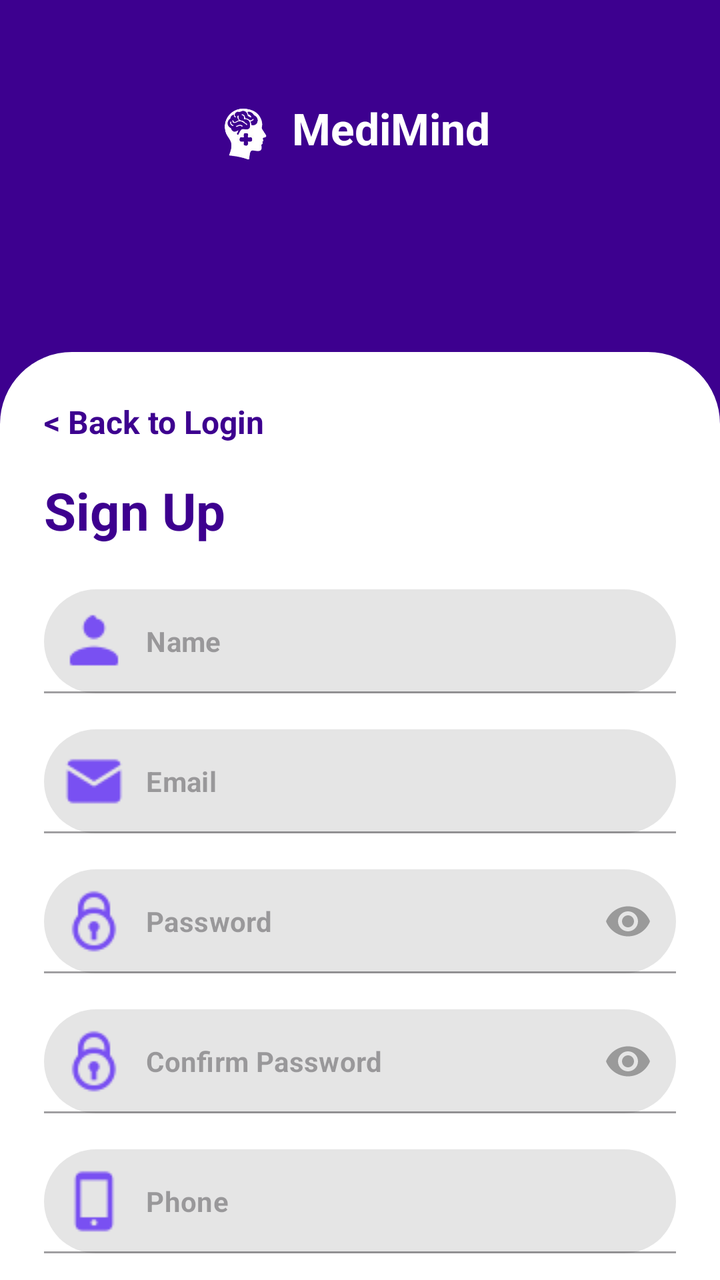
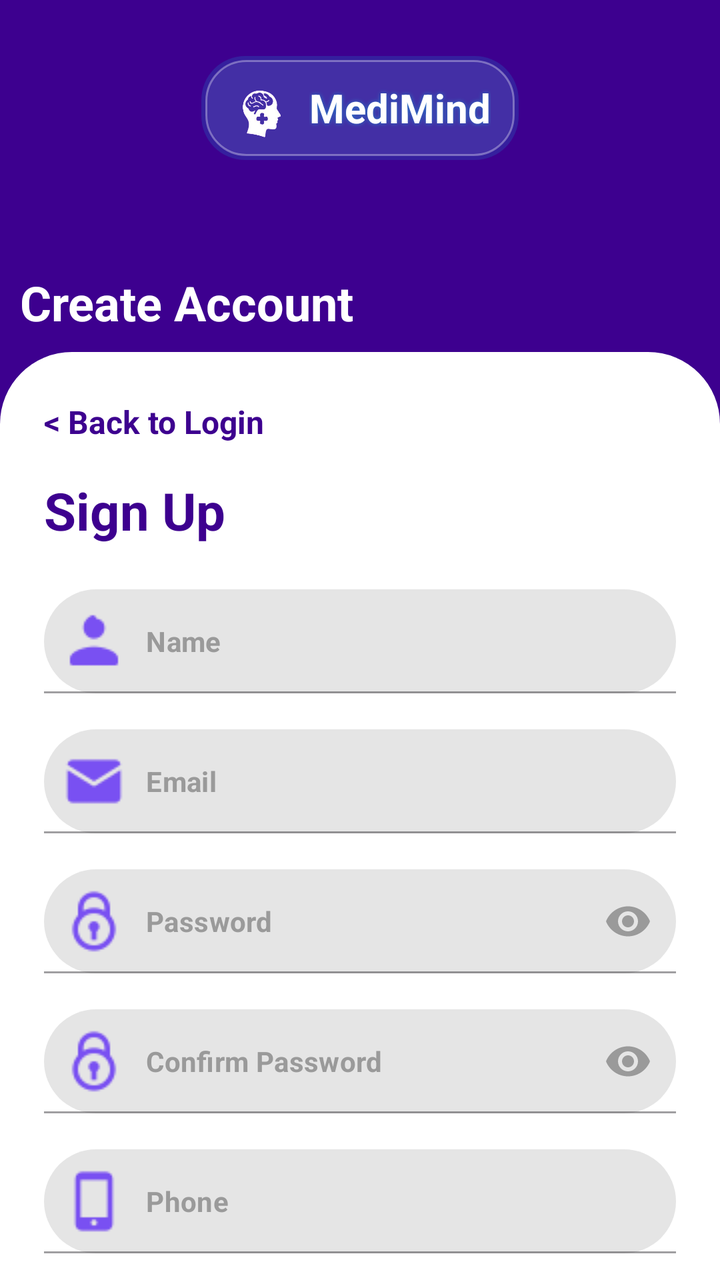

Two renders of the same Android screen: before a commit and after it. Below are the layout's source before the change and the commit's diff.
<!-- AndroidManifest.xml: application theme Theme.MediMindV2 -->
<!-- res/layout/activity_register.xml -->
<?xml version="1.0" encoding="utf-8"?>
<androidx.constraintlayout.widget.ConstraintLayout xmlns:android="http://schemas.android.com/apk/res/android"
    xmlns:app="http://schemas.android.com/apk/res-auto"
    android:layout_width="match_parent"
    android:layout_height="match_parent"
    android:background="#3D008F">

    
    <androidx.constraintlayout.widget.ConstraintLayout
        android:id="@+id/header"
        android:layout_width="383dp"
        android:layout_height="176dp"
        android:background="#3D008F"
        app:layout_constraintEnd_toEndOf="parent"
        app:layout_constraintStart_toStartOf="parent"
        app:layout_constraintTop_toTopOf="parent">

        <LinearLayout
            android:id="@+id/logoRow"
            android:layout_width="145dp"
            android:layout_height="56dp"
            android:layout_marginStart="116dp"
            android:layout_marginTop="36dp"
            android:gravity="center_vertical"
            android:orientation="horizontal"
            app:layout_constraintStart_toStartOf="parent"
            app:layout_constraintTop_toTopOf="parent">

            <ImageView
                android:id="@+id/ivLogo"
                android:layout_width="35dp"
                android:layout_height="35dp"
                android:contentDescription="@null"
                android:src="@drawable/logo" />

            <TextView
                android:id="@+id/tvBrand"
                android:layout_width="wrap_content"
                android:layout_height="wrap_content"
                android:layout_marginStart="6dp"
                android:text="MediMind"
                android:textColor="@android:color/white"
                android:textSize="22sp"
                android:textStyle="bold" />
        </LinearLayout>

    </androidx.constraintlayout.widget.ConstraintLayout>

    
    <androidx.constraintlayout.widget.ConstraintLayout
        android:id="@+id/whitePanel"
        android:layout_width="0dp"
        android:layout_height="0dp"
        android:background="@drawable/bg_white_panel_top"
        app:layout_constraintTop_toBottomOf="@id/header"
        app:layout_constraintBottom_toBottomOf="parent"
        app:layout_constraintStart_toStartOf="parent"
        app:layout_constraintEnd_toEndOf="parent">

        
        <androidx.core.widget.NestedScrollView
            android:id="@+id/scrollContent"
            android:layout_width="0dp"
            android:layout_height="0dp"
            android:fillViewport="true"
            app:layout_constraintTop_toTopOf="parent"
            app:layout_constraintBottom_toBottomOf="parent"
            app:layout_constraintStart_toStartOf="parent"
            app:layout_constraintEnd_toEndOf="parent">

            <LinearLayout
                android:layout_width="match_parent"
                android:layout_height="wrap_content"
                android:orientation="vertical"
                android:paddingStart="22dp"
                android:paddingEnd="22dp">

                
                <TextView
                    android:id="@+id/tvBackLogin"
                    android:layout_width="wrap_content"
                    android:layout_height="wrap_content"
                    android:layout_marginTop="24dp"
                    android:text="&lt; Back to Login"
                    android:textColor="#3D008F"
                    android:textSize="16sp"
                    android:textStyle="bold" />

                
                <TextView
                    android:id="@+id/tvSignUpTitle"
                    android:layout_width="wrap_content"
                    android:layout_height="wrap_content"
                    android:layout_marginTop="16dp"
                    android:text="Sign Up"
                    android:textColor="#3D008F"
                    android:textSize="26sp"
                    android:textStyle="bold" />

                
                <com.google.android.material.textfield.TextInputLayout
                    android:id="@+id/tilName"
                    style="@style/Widget.MaterialComponents.TextInputLayout.FilledBox"
                    android:layout_width="match_parent"
                    android:layout_height="60dp"
                    android:layout_marginTop="22dp"
                    app:hintEnabled="false"
                    app:boxBackgroundColor="#E5E5E5"
                    app:boxCornerRadiusBottomEnd="26dp"
                    app:boxCornerRadiusBottomStart="26dp"
                    app:boxCornerRadiusTopEnd="26dp"
                    app:boxCornerRadiusTopStart="26dp">

                    <com.google.android.material.textfield.TextInputEditText
                        android:id="@+id/etName"
                        android:layout_width="match_parent"
                        android:layout_height="wrap_content"
                        android:drawableLeft="@drawable/ic_user"
                        android:drawablePadding="10dp"
                        android:inputType="textPersonName"
                        android:hint="Name"
                        android:paddingStart="9dp"
                        android:paddingTop="10dp"
                        android:paddingEnd="0dp"
                        android:paddingBottom="10dp"
                        android:textColor="#3D008F"
                        android:textSize="14sp"
                        android:textStyle="bold" />
                </com.google.android.material.textfield.TextInputLayout>

                
                <com.google.android.material.textfield.TextInputLayout
                    android:id="@+id/tilEmail"
                    style="@style/Widget.MaterialComponents.TextInputLayout.FilledBox"
                    android:layout_width="match_parent"
                    android:layout_height="60dp"
                    android:layout_marginTop="10dp"
                    app:hintEnabled="false"
                    app:boxBackgroundColor="#E5E5E5"
                    app:boxCornerRadiusBottomEnd="26dp"
                    app:boxCornerRadiusBottomStart="26dp"
                    app:boxCornerRadiusTopEnd="26dp"
                    app:boxCornerRadiusTopStart="26dp">

                    <com.google.android.material.textfield.TextInputEditText
                        android:id="@+id/etEmail"
                        android:layout_width="match_parent"
                        android:layout_height="wrap_content"
                        android:drawableLeft="@drawable/ic_email"
                        android:drawablePadding="10dp"
                        android:inputType="textEmailAddress"
                        android:hint="Email"
                        android:paddingStart="9dp"
                        android:paddingTop="10dp"
                        android:paddingEnd="0dp"
                        android:paddingBottom="10dp"
                        android:textColor="#3D008F"
                        android:textSize="14sp"
                        android:textStyle="bold" />
                </com.google.android.material.textfield.TextInputLayout>

                
                <com.google.android.material.textfield.TextInputLayout
                    android:id="@+id/tilPassword"
                    style="@style/Widget.MaterialComponents.TextInputLayout.FilledBox"
                    android:layout_width="match_parent"
                    android:layout_height="60dp"
                    android:layout_marginTop="10dp"
                    app:hintEnabled="false"
                    app:boxBackgroundColor="#E5E5E5"
                    app:boxCornerRadiusBottomEnd="26dp"
                    app:boxCornerRadiusBottomStart="26dp"
                    app:boxCornerRadiusTopEnd="26dp"
                    app:boxCornerRadiusTopStart="26dp"
                    app:endIconMode="password_toggle"
                    app:endIconTint="#9A9A9A">

                    <com.google.android.material.textfield.TextInputEditText
                        android:id="@+id/etPassword"
                        android:layout_width="match_parent"
                        android:layout_height="wrap_content"
                        android:drawableStart="@drawable/ic_lock"
                        android:drawablePadding="10dp"
                        android:inputType="textPassword"
                        android:hint="Password"
                        android:paddingStart="9dp"
                        android:paddingTop="10dp"
                        android:paddingEnd="0dp"
                        android:paddingBottom="10dp"
                        android:textColor="#3D008F"
                        android:textSize="14sp"
                        android:textStyle="bold" />
                </com.google.android.material.textfield.TextInputLayout>

                
                <com.google.android.material.textfield.TextInputLayout
                    android:id="@+id/tilConfirmPassword"
                    style="@style/Widget.MaterialComponents.TextInputLayout.FilledBox"
                    android:layout_width="match_parent"
                    android:layout_height="60dp"
                    android:layout_marginTop="10dp"
                    app:hintEnabled="false"
                    app:boxBackgroundColor="#E5E5E5"
                    app:boxCornerRadiusBottomEnd="26dp"
                    app:boxCornerRadiusBottomStart="26dp"
                    app:boxCornerRadiusTopEnd="26dp"
                    app:boxCornerRadiusTopStart="26dp"
                    app:endIconMode="password_toggle"
                    app:endIconTint="#9A9A9A">

                    <com.google.android.material.textfield.TextInputEditText
                        android:id="@+id/etConfirmPassword"
                        android:layout_width="match_parent"
                        android:layout_height="wrap_content"
                        android:drawableStart="@drawable/ic_lock"
                        android:drawablePadding="10dp"
                        android:inputType="textPassword"
                        android:hint="Confirm Password"
                        android:paddingStart="9dp"
                        android:paddingTop="10dp"
                        android:paddingEnd="0dp"
                        android:paddingBottom="10dp"
                        android:textColor="#3D008F"
                        android:textSize="14sp"
                        android:textStyle="bold" />
                </com.google.android.material.textfield.TextInputLayout>

                
                <com.google.android.material.textfield.TextInputLayout
                    android:id="@+id/tilPhone"
                    style="@style/Widget.MaterialComponents.TextInputLayout.FilledBox"
                    android:layout_width="match_parent"
                    android:layout_height="60dp"
                    android:layout_marginTop="10dp"
                    app:hintEnabled="false"
                    app:boxBackgroundColor="#E5E5E5"
                    app:boxCornerRadiusBottomEnd="26dp"
                    app:boxCornerRadiusBottomStart="26dp"
                    app:boxCornerRadiusTopEnd="26dp"
                    app:boxCornerRadiusTopStart="26dp">

                    <com.google.android.material.textfield.TextInputEditText
                        android:id="@+id/etPhone"
                        android:layout_width="match_parent"
                        android:layout_height="wrap_content"
                        android:drawableLeft="@drawable/ic_phone"
                        android:drawablePadding="10dp"
                        android:inputType="phone"
                        android:hint="Phone"
                        android:paddingStart="9dp"
                        android:paddingTop="10dp"
                        android:paddingEnd="0dp"
                        android:paddingBottom="10dp"
                        android:textColor="#3D008F"
                        android:textSize="14sp"
                        android:textStyle="bold" />
                </com.google.android.material.textfield.TextInputLayout>

                
                <Button
                    android:id="@+id/btnSignUp"
                    android:layout_width="221dp"
                    android:layout_height="49dp"
                    android:layout_marginTop="22dp"
                    android:layout_gravity="center_horizontal"
                    android:background="@drawable/bg_btn_login"
                    android:text="Sign Up"
                    android:textAllCaps="false"
                    android:textColor="@android:color/white"
                    android:textSize="22sp"
                    android:textStyle="bold" />
                
                <View
                    android:layout_width="match_parent"
                    android:layout_height="24dp"/>
            </LinearLayout>

        </androidx.core.widget.NestedScrollView>

    </androidx.constraintlayout.widget.ConstraintLayout>

</androidx.constraintlayout.widget.ConstraintLayout>
<!-- resources referenced by this layout -->
<resources>
  <!-- drawable bg_btn_login (drawable) -->
  <shape xmlns:android="http://schemas.android.com/apk/res/android">
      <solid android:color="#3D008F" />
      <corners android:radius="26dp" />
  </shape>
  <!-- drawable bg_white_panel_top (drawable) -->
  <shape xmlns:android="http://schemas.android.com/apk/res/android">
      <solid android:color="@android:color/white" />
      <corners
          android:topLeftRadius="36dp"
          android:topRightRadius="36dp" />
  </shape>
  <!-- drawable ic_email: png bitmap (drawable, 501 bytes) -->
  <!-- drawable ic_lock: png bitmap (drawable, 820 bytes) -->
  <!-- drawable ic_phone: png bitmap (drawable, 323 bytes) -->
  <!-- drawable ic_user: png bitmap (drawable, 462 bytes) -->
  <!-- drawable logo: png bitmap (drawable, 24195 bytes) -->
  <style name="Theme.MediMindV2" parent="Base.Theme.MediMindV2" />
  <style name="Base.Theme.MediMindV2" parent="Theme.Material3.DayNight.NoActionBar">
          
          
      </style>
</resources>

<!-- the commit's change to res/layout/activity_register.xml (unified diff, before → after) -->
@@ -5,44 +5,34 @@
     android:layout_height="match_parent"
     android:background="#3D008F">
 
-    
     <androidx.constraintlayout.widget.ConstraintLayout
         android:id="@+id/header"
-        android:layout_width="383dp"
+        android:layout_width="0dp"
         android:layout_height="176dp"
         android:background="#3D008F"
-        app:layout_constraintEnd_toEndOf="parent"
+        app:layout_constraintTop_toTopOf="parent"
         app:layout_constraintStart_toStartOf="parent"
-        app:layout_constraintTop_toTopOf="parent">
-
-        <LinearLayout
-            android:id="@+id/logoRow"
-            android:layout_width="145dp"
-            android:layout_height="56dp"
-            android:layout_marginStart="116dp"
-            android:layout_marginTop="36dp"
-            android:gravity="center_vertical"
-            android:orientation="horizontal"
+        app:layout_constraintEnd_toEndOf="parent">
+
+        <include
+            android:id="@+id/incHeader"
+            layout="@layout/include_header_medimind"
+            app:layout_constraintTop_toTopOf="parent"
             app:layout_constraintStart_toStartOf="parent"
-            app:layout_constraintTop_toTopOf="parent">
-
-            <ImageView
-                android:id="@+id/ivLogo"
-                android:layout_width="35dp"
-                android:layout_height="35dp"
-                android:contentDescription="@null"
-                android:src="@drawable/logo" />
-
-            <TextView
-                android:id="@+id/tvBrand"
-                android:layout_width="wrap_content"
-                android:layout_height="wrap_content"
-                android:layout_marginStart="6dp"
-                android:text="MediMind"
-                android:textColor="@android:color/white"
-                android:textSize="22sp"
-                android:textStyle="bold" />
-        </LinearLayout>
+            app:layout_constraintEnd_toEndOf="parent"/>
+
+        <TextView
+            android:layout_width="0dp"
+            android:layout_height="wrap_content"
+            android:layout_marginTop="55dp"
+            android:layout_marginStart="10dp"
+            android:text="Create Account"
+            android:textColor="@android:color/white"
+            android:textSize="24sp"
+            android:textStyle="bold"
+            app:layout_constraintTop_toBottomOf="@id/incHeader"
+            app:layout_constraintStart_toStartOf="parent"
+            app:layout_constraintEnd_toEndOf="parent"/>
 
     </androidx.constraintlayout.widget.ConstraintLayout>
 
@@ -280,3 +270,50 @@
     </androidx.constraintlayout.widget.ConstraintLayout>
 
 </androidx.constraintlayout.widget.ConstraintLayout>
+<!-- res/layout/include_header_medimind.xml (included above) -->
+<?xml version="1.0" encoding="utf-8"?>
+<androidx.constraintlayout.widget.ConstraintLayout
+    xmlns:android="http://schemas.android.com/apk/res/android"
+    xmlns:app="http://schemas.android.com/apk/res-auto"
+    android:layout_width="match_parent"
+    android:layout_height="wrap_content"
+    android:paddingTop="28dp">
+
+    <LinearLayout
+        android:id="@+id/headerChip"
+        android:layout_width="wrap_content"
+        android:layout_height="wrap_content"
+        android:background="@drawable/bg_header_glow_chip"
+        android:gravity="center_vertical"
+        android:orientation="horizontal"
+        android:paddingStart="14dp"
+        android:paddingEnd="14dp"
+        android:paddingTop="10dp"
+        android:paddingBottom="10dp"
+        app:layout_constraintTop_toTopOf="parent"
+        app:layout_constraintStart_toStartOf="parent"
+        app:layout_constraintEnd_toEndOf="parent">
+
+        <ImageView
+            android:id="@+id/ivLogo"
+            android:layout_width="32dp"
+            android:layout_height="32dp"
+            android:contentDescription="@null"
+            android:src="@drawable/logo"/>
+
+        <TextView
+            android:id="@+id/tvBrand"
+            android:layout_width="wrap_content"
+            android:layout_height="wrap_content"
+            android:layout_marginStart="8dp"
+            android:text="MediMind"
+            android:textColor="#FFFFFF"
+            android:textSize="20sp"
+            android:textStyle="bold"
+            android:shadowColor="#6600E5FF"
+            android:shadowDx="0"
+            android:shadowDy="0"
+            android:shadowRadius="6"/>
+    </LinearLayout>
+
+</androidx.constraintlayout.widget.ConstraintLayout>
<!-- resource entries referenced after the edit -->
@@ -5,6 +5,28 @@
       <solid android:color="#3D008F" />
       <corners android:radius="26dp" />
   </shape>
+  <!-- drawable bg_header_glow_chip (drawable) -->
+  <?xml version="1.0" encoding="utf-8"?>
+  <layer-list xmlns:android="http://schemas.android.com/apk/res/android">
+  
+      
+      <item>
+          <shape>
+              <corners android:radius="22dp"/>
+              <solid android:color="#2200E5FF"/> 
+          </shape>
+      </item>
+  
+      
+      <item android:left="2dp" android:top="2dp" android:right="2dp" android:bottom="2dp">
+          <shape>
+              <corners android:radius="20dp"/>
+              <solid android:color="#12FFFFFF"/> 
+              <stroke android:width="1dp" android:color="#55FFFFFF"/>
+          </shape>
+      </item>
+  
+  </layer-list>
   <!-- drawable bg_white_panel_top (drawable) -->
   <shape xmlns:android="http://schemas.android.com/apk/res/android">
       <solid android:color="@android:color/white" />
@@ -19,8 +41,13 @@
   <!-- drawable logo: png bitmap (drawable, 24195 bytes) -->
   <style name="Theme.MediMindV2" parent="Base.Theme.MediMindV2" />
   <style name="Base.Theme.MediMindV2" parent="Theme.Material3.DayNight.NoActionBar">
+  
           
+          <item name="android:textColorPrimary">#2A2A2A</item>
+          <item name="android:textColorSecondary">#6B6B6B</item>
+  
           
+          <item name="android:textColorHint">#9A9A9A</item>
       </style>
 </resources>
 
